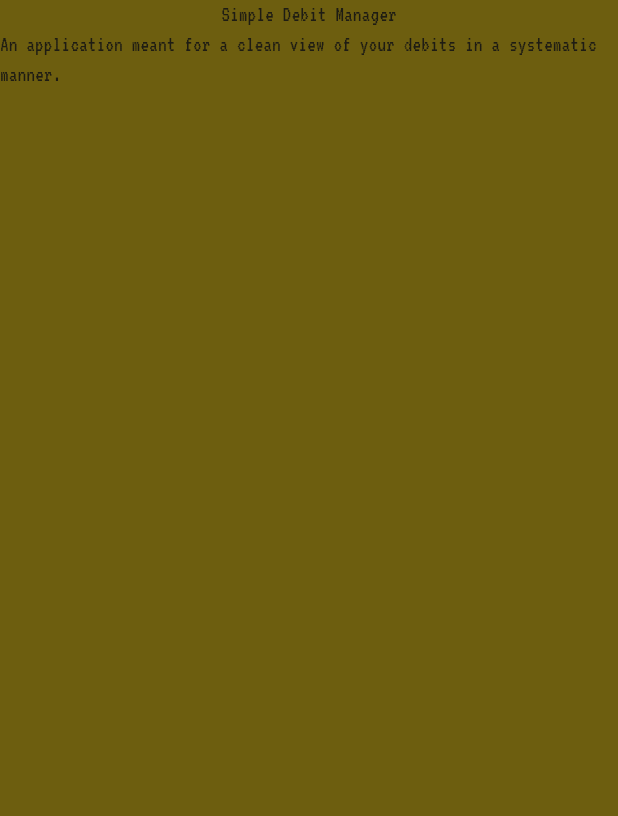
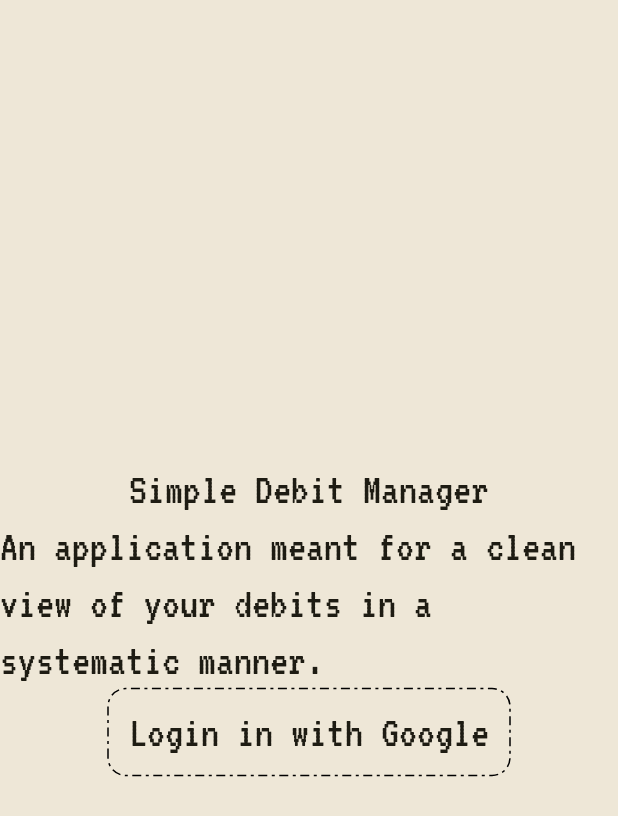
Before and after one commit to itsautfullday/email_credit_tracker, a Flutter app: the screen it shows after launch, on a phone screen of 412 x 824 dp. Shown: the top 816 px of the screen. Run offline on Flutter 3.47's test engine with Material 2 defaults, Android fonts, the phone set to English and light mode, and no system bars; drawn by our look-alikes of dotted_border; our stand-ins replace firebase_core, google_fonts; accounts and stored records are empty.

Commit message:
Intro view mvp completed

```diff
--- a/lib/main.dart
+++ b/lib/main.dart
@@ -1,4 +1,4 @@
-import 'package:email_credit_tracker/Constants.dart';
+import 'package:email_credit_tracker/view/IntroductionView.dart';
 import 'package:firebase_core/firebase_core.dart';
 import 'package:flutter/material.dart';
 import 'package:google_fonts/google_fonts.dart';
@@ -29,8 +29,9 @@ class MyApp extends StatelessWidget {
       theme: ThemeData(
         useMaterial3: true,
         // Define the default brightness and colors.
+        scaffoldBackgroundColor: Color.fromRGBO(238, 231, 215, 1),
         colorScheme: ColorScheme.fromSeed(
-          seedColor: Color.fromARGB(1, 238, 231, 215),
+          seedColor: Color.fromRGBO(238, 231, 215, 1),
           // TRY THIS: Change to "Brightness.light"
           //           and see that all colors change
           //           to better contrast a light background.
@@ -59,23 +60,3 @@ class MyApp extends StatelessWidget {
     );
   }
 }
-
-class IntroductionView extends StatelessWidget {
-  @override
-  Widget build(BuildContext context) {
-    BorderRadius.circular(4);
-
-    return Scaffold(
-      body: Center(
-          child: Container(
-        color: Theme.of(context).primaryColor,
-        child: Column(
-          children: [
-            Text(Constants.APP_NAME),
-            Text(Constants.INTRODUCTORY_TEXT),
-          ],
-        ),
-      )),
-    );
-  }
-}
--- /dev/null
+++ b/lib/view/CommonWidgets/DottedButton.dart
@@ -0,0 +1,43 @@
+import 'package:flutter/material.dart';
+import 'package:dotted_border/dotted_border.dart';
+
+
+//TODO : Add the other requirements of this class!
+class DottedButton extends StatelessWidget {
+  static const int ONLY_TEXT = 0;
+  static const int ONLY_IMAGE =
+      1; //TODO : Build when making the transactions screen
+  static const int IMAGE_LEFT_TEXT_RIGHT =
+      2; //TODO : Build when adding google image to introduction button
+  static const int TEXT_LEFT_IMAGE_RIGHT = 3; //TODO : Build when required
+
+  Image? image;
+  String? text;
+  VoidCallback? onPressed;
+
+  DottedButton({this.image = null, this.text = null, this.onPressed = null}) {
+    if (this.image == null && this.text == null) {
+      throw Exception("Dotted border created with no text and no image");
+    }
+
+    if (this.onPressed == null){
+      throw Exception("No on pressed function has been passed");
+    }
+  }
+  @override
+  Widget build(BuildContext context) {
+    return DottedBorder(
+        dashPattern: [6, 3, 2, 3],
+        borderType: BorderType.RRect,
+        radius: Radius.circular(12),
+        child: TextButton(
+            onPressed: onPressed,
+            child: Text(this.text!,
+                style: Theme.of(context).textTheme.titleLarge),
+            style: ButtonStyle(
+                shape: MaterialStateProperty.all<RoundedRectangleBorder>(
+                    RoundedRectangleBorder(
+                        borderRadius:
+                            BorderRadius.all(Radius.circular(12)))))));
+  }
+}
--- a/lib/view/IntroductionView.dart
+++ b/lib/view/IntroductionView.dart
@@ -1,9 +1,30 @@
+import 'package:email_credit_tracker/Constants.dart';
 import 'package:flutter/material.dart';
+import 'package:dotted_border/dotted_border.dart';
 
-// View class to enable google login
-// View class should also give a brief about how the app will worl
+import 'CommonWidgets/DottedButton.dart';
+
 class IntroductionView extends StatelessWidget {
   @override
   Widget build(BuildContext context) {
+    return Scaffold(
+      body: Center(
+          child: Container(
+        alignment: Alignment.center,
+        child: Column(
+          mainAxisAlignment: MainAxisAlignment.center,
+          crossAxisAlignment: CrossAxisAlignment.center,
+          children: [
+            Text(Constants.APP_NAME,
+                style: Theme.of(context).textTheme.titleLarge),
+            Text(Constants.INTRODUCTORY_TEXT,
+                style: Theme.of(context).textTheme.titleLarge),
+            DottedButton(
+                text: "Login in with Google",
+                onPressed: () => {print("Yo mama")})
+          ],
+        ),
+      )),
+    );
   }
 }
--- a/pubspec.yaml
+++ b/pubspec.yaml
@@ -39,6 +39,7 @@ dependencies:
   firebase_auth: ^4.16.0
   firebase_ui_auth: ^1.10.0
   google_fonts: ^6.1.0
+  dotted_border: ^2.1.0
 
 dev_dependencies:
   flutter_test:
```
Also changed, not shown: pubspec.lock.
